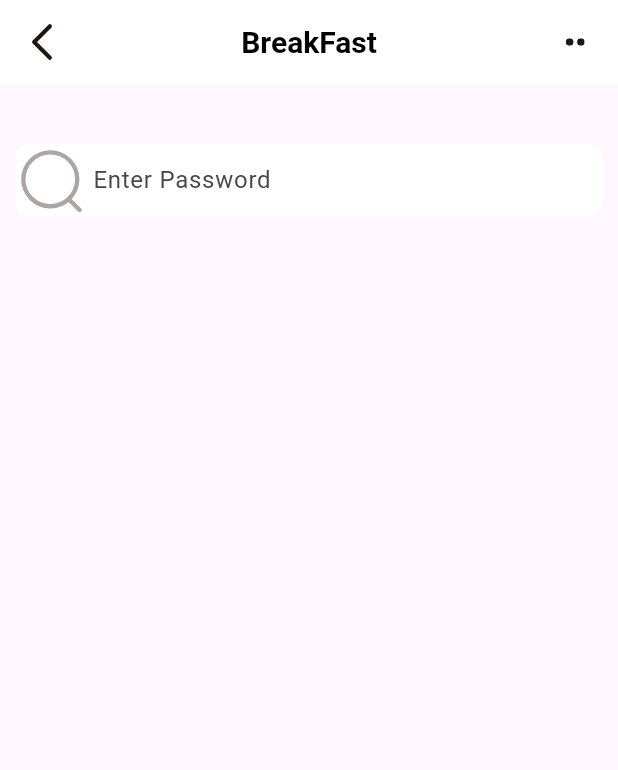
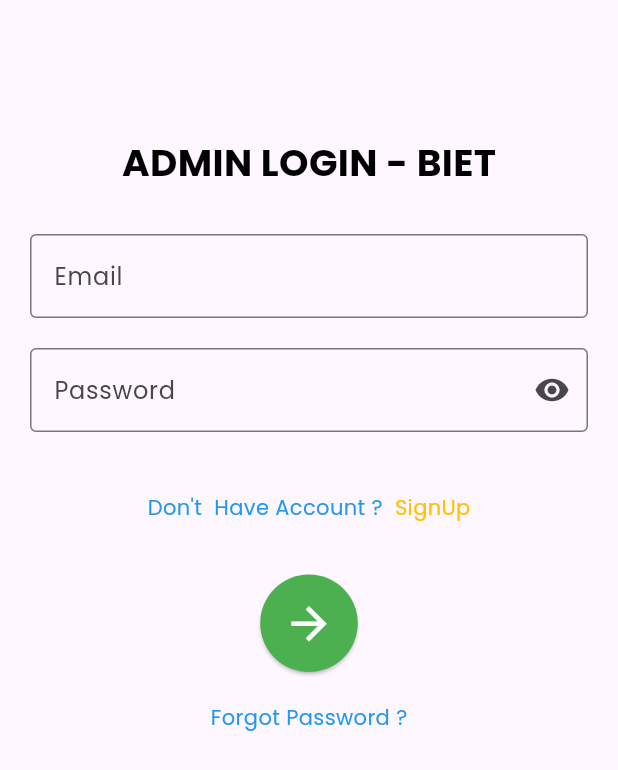
Before and after one commit to SharmBB/Flutter-2K25, a Flutter app: the screen it shows after launch, on a phone screen of 412 x 824 dp. Shown: the top 770 px of the screen. Run offline on Flutter 3.47's test engine with Material 3 defaults, Android fonts, the phone set to English and light mode, and no system bars; our stand-ins replace flutter_svg.

Commit message:
login and signup scrren

```diff
--- a/lib/main.dart
+++ b/lib/main.dart
@@ -1,5 +1,5 @@
 import 'package:flutter/material.dart';
-import 'package:practise/pages/home.dart';
+import 'package:practise/pages/login.dart';
 
 void main() {
   runApp(const MyApp());
@@ -14,7 +14,7 @@
     return MaterialApp(
       theme: ThemeData(fontFamily: 'Poppins'),
       debugShowCheckedModeBanner: false,
-      home: HomePage(),
+      home: SignIn(),
     );
   }
 }
--- /dev/null
+++ b/lib/pages/login.dart
@@ -0,0 +1,177 @@
+import 'package:flutter/material.dart';
+import 'package:practise/pages/signUp.dart';
+
+class SignIn extends StatefulWidget {
+  @override
+  _SignInState createState() => _SignInState();
+}
+
+class _SignInState extends State<SignIn> {
+  final GlobalKey<FormState> _formKey = GlobalKey<FormState>();
+  final TextEditingController _emailController = TextEditingController();
+  final TextEditingController _passwordController = TextEditingController();
+  bool _showPassword = true;
+  bool _isLoading = false;
+  String? _bodyError;
+
+  @override
+  Widget build(BuildContext context) {
+    return Scaffold(
+      body: SafeArea(
+        child: SingleChildScrollView(
+          padding: const EdgeInsets.all(20.0),
+          child: Column(
+            mainAxisAlignment: MainAxisAlignment.center,
+            crossAxisAlignment: CrossAxisAlignment.center,
+            children: <Widget>[
+              const SizedBox(height: 70),
+              const Text(
+                "ADMIN LOGIN - BIET",
+                style: TextStyle(
+                  color: Colors.black,
+                  fontWeight: FontWeight.bold,
+                  fontSize: 25,
+                ),
+              ),
+              const SizedBox(height: 30),
+              Form(
+                key: _formKey,
+                child: Column(
+                  children: <Widget>[
+                    _emailInput(),
+                    const SizedBox(height: 20),
+                    _passwordInput(),
+                    const SizedBox(height: 20),
+                    if (_bodyError != null)
+                      Text(
+                        _bodyError!,
+                        style: const TextStyle(color: Colors.red),
+                      ),
+                    const SizedBox(height: 20),
+                    GestureDetector(
+                      onTap: () {
+                        // Navigate to Signin Password Screen
+                        Navigator.push(
+                          context,
+                          MaterialPageRoute(builder: (context) => SignUp()),
+                        );
+                      },
+                      child: const Row(
+                          mainAxisAlignment: MainAxisAlignment.center,
+                          children: [
+                            Text(
+                              "Don't  Have Account ?",
+                              style: TextStyle(
+                                color: Colors.blue,
+                              ),
+                            ),
+                            SizedBox(width: 8),
+                            Text(
+                              "SignUp",
+                              style: TextStyle(
+                                color: Colors.amber,
+                              ),
+                            ),
+                          ]),
+                    ),
+                    const SizedBox(height: 35),
+                    ElevatedButton(
+                      onPressed: _isLoading ? null : _onClick,
+                      style: ElevatedButton.styleFrom(
+                        padding: const EdgeInsets.all(15.0),
+                        shape: const CircleBorder(),
+                        backgroundColor: Colors.green,
+                      ),
+                      child: _isLoading
+                          ? const CircularProgressIndicator(
+                              color: Colors.white,
+                            )
+                          : const Icon(
+                              Icons.arrow_forward,
+                              size: 35.0,
+                              color: Colors.white,
+                            ),
+                    ),
+                    const SizedBox(height: 20),
+                    GestureDetector(
+                      onTap: () {
+                        // Navigate to Forgot Password Screen
+                      },
+                      child: const Text(
+                        "Forgot Password ?",
+                        style: TextStyle(
+                          color: Colors.blue,
+                        ),
+                      ),
+                    ),
+                  ],
+                ),
+              ),
+            ],
+          ),
+        ),
+      ),
+    );
+  }
+
+  Widget _emailInput() {
+    return TextFormField(
+      controller: _emailController,
+      keyboardType: TextInputType.emailAddress,
+      decoration: const InputDecoration(
+        labelText: "Email",
+        hintText: "e.g. abc@gmail.com",
+        border: OutlineInputBorder(),
+      ),
+      validator: (value) {
+        if (value == null || value.isEmpty) {
+          return 'Email Required';
+        } else if (!RegExp(r'^[^@\s]+@[^@\s]+\.[^@\s]+').hasMatch(value)) {
+          return 'Enter Valid Email';
+        }
+        return null;
+      },
+    );
+  }
+
+  Widget _passwordInput() {
+    return TextFormField(
+      controller: _passwordController,
+      keyboardType: TextInputType.text,
+      obscureText: _showPassword,
+      decoration: InputDecoration(
+        labelText: "Password",
+        border: const OutlineInputBorder(),
+        suffixIcon: IconButton(
+          icon: Icon(_showPassword ? Icons.visibility : Icons.visibility_off),
+          onPressed: () {
+            setState(() {
+              _showPassword = !_showPassword;
+            });
+          },
+        ),
+      ),
+      validator: (value) {
+        if (value == null || value.isEmpty) {
+          return 'Password Required';
+        } else if (!RegExp(
+                r'^(?=.*?[A-Z])(?=.*?[a-z])(?=.*?[0-9])(?=.*?[!@#\\$&*~]).{8,12}$')
+            .hasMatch(value)) {
+          return 'Password must contain at least 8 characters, including upper/lowercase letters, numbers, and special characters, and be between 8 and 12 characters.';
+        }
+        return null;
+      },
+    );
+  }
+
+  void _onClick() async {
+    if (_formKey.currentState?.validate() ?? false) {
+      setState(() => _isLoading = true);
+
+      // Simulate a network request or logic for sign in
+      await Future.delayed(const Duration(seconds: 2));
+
+      setState(() => _isLoading = false);
+    }
+  }
+}
--- a/pubspec.yaml
+++ b/pubspec.yaml
@@ -37,6 +37,7 @@
   cupertino_icons: ^1.0.8
   flutter_svg: ^2.0.17
 
+
 dev_dependencies:
   flutter_test:
     sdk: flutter
@@ -62,6 +63,9 @@
   # To add assets to your application, add an assets section, like this:
   assets:
     - assets/icons/
+
+  #   - images/a_dot_ham.jpeg
+
 
 
   # An image asset can refer to one or more resolution-specific "variants", see
```
Also changed, not shown: lib/pages/signUp.dart (added, +238 -0 lines), assets/images/1.jpeg (added), lib/Utils/Constraints.dart (added).
